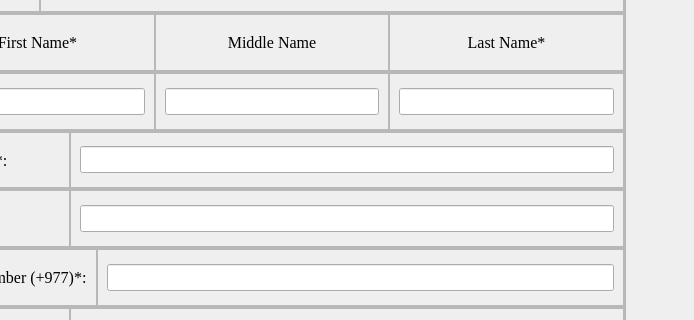
aavashlamichhane/LibMan, file editprofile.ui: the form before one commit; both pictures show x 491 to 1185 and y 84 to 404 of the 1526 by 705 pixel window.
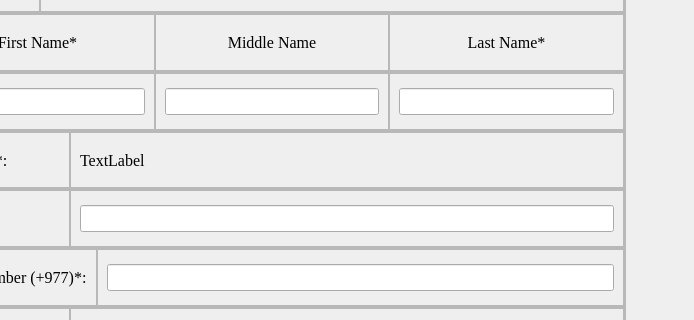
The form after the commit. Icons and pictures are not drawn.

Patch:
```diff
--- a/editprofile.ui
+++ b/editprofile.ui
@@ -449,6 +449,12 @@
                 <height>0</height>
                </size>
               </property>
+              <property name="maximumSize">
+               <size>
+                <width>150</width>
+                <height>16777215</height>
+               </size>
+              </property>
               <property name="frameShape">
                <enum>QFrame::StyledPanel</enum>
               </property>
@@ -482,21 +488,15 @@
               </property>
               <layout class="QHBoxLayout" name="horizontalLayout_16">
                <item>
-                <widget class="QLineEdit" name="lineEdit_user">
+                <widget class="QLabel" name="lineEdit_user">
                  <property name="font">
                   <font>
                    <family>Times New Roman</family>
                    <pointsize>12</pointsize>
                   </font>
                  </property>
-                 <property name="inputMask">
-                  <string/>
-                 </property>
                  <property name="text">
-                  <string/>
-                 </property>
-                 <property name="clearButtonEnabled">
-                  <bool>false</bool>
+                  <string>TextLabel</string>
                  </property>
                 </widget>
                </item>
```
Left out of the diff: 1 changed line with no effect on the pictures.
